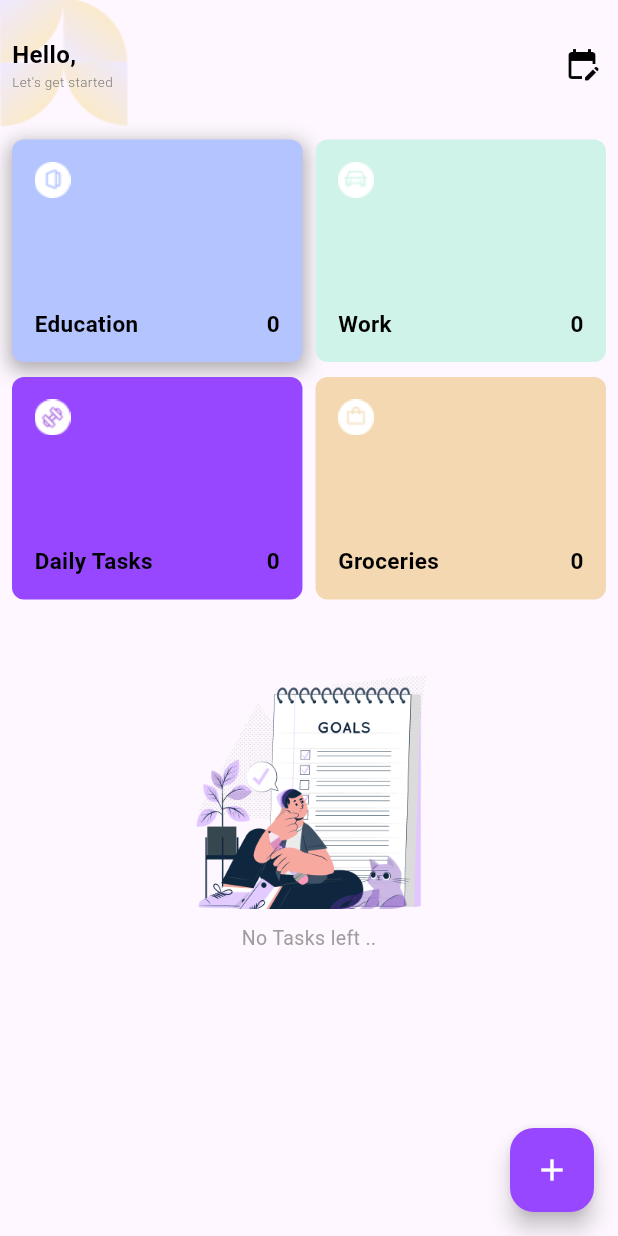
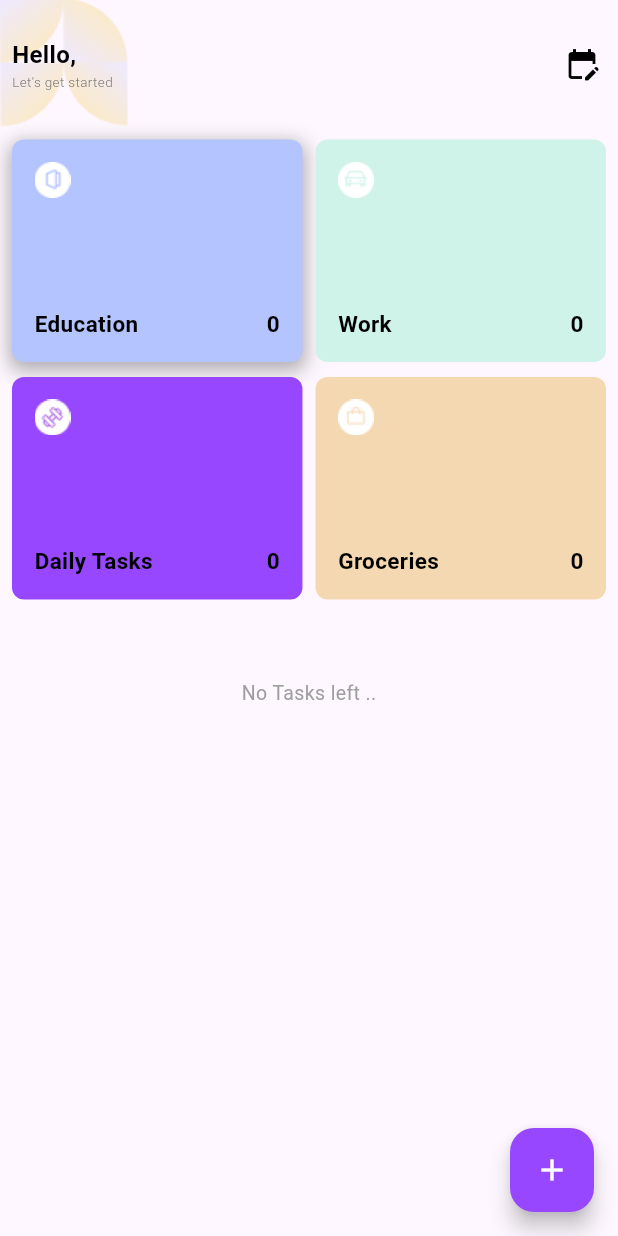
Before and after one commit to fatmakhadidja/ToDoHive, a Flutter app: the screen it shows after launch, on a phone screen of 412 x 824 dp. Run offline on Flutter 3.47's test engine with Material 3 defaults, Android fonts, the phone set to English and light mode, and no system bars; our stand-ins replace sqflite; accounts and stored records are empty.

Commit message:
changed project structure

```diff
--- a/todoapp/lib/add_task_screen.dart
+++ b/todoapp/lib/screens/add_task_screen.dart
@@ -1,6 +1,6 @@
 import 'package:flutter/material.dart';
 import 'package:todoapp/core/utils.dart';
-import 'sqldb/sqldb.dart';
+import '../sqldb/sqldb.dart';
 
 class AddTaskScreen extends StatefulWidget {
   const AddTaskScreen({super.key});
--- a/todoapp/lib/edit_task_page.dart
+++ b/todoapp/lib/screens/edit_task_page.dart
@@ -1,5 +1,5 @@
 import 'package:flutter/material.dart';
-import 'core/constants.dart';
+import '../core/constants.dart';
 import 'package:todoapp/core/utils.dart';
 
 // ignore: must_be_immutable
--- a/todoapp/lib/home_page.dart
+++ b/todoapp/lib/screens/home_page.dart
@@ -246,9 +246,7 @@ class _HomePageState extends State<HomePage> {
                                     MediaQuery.of(context).size.height * 0.4,
                                 child: Column(
                                   children: [
-                                    Image.asset(
-                                        'assets/images/illustrationNoTasks.png'),
-                                    SizedBox(height: 10),
+                                    SizedBox(height: 30),
                                     MyText(
                                         size: 13,
                                         text: 'No Tasks left ..',
--- a/todoapp/lib/main.dart
+++ b/todoapp/lib/screens/main.dart
@@ -1,7 +1,7 @@
 import 'package:flutter/material.dart';
-import 'package:todoapp/add_task_screen.dart';
-import 'package:todoapp/edit_task_page.dart';
-import 'package:todoapp/splash_screen.dart';
+import 'package:todoapp/screens/add_task_screen.dart';
+import 'package:todoapp/screens/edit_task_page.dart';
+import 'package:todoapp/screens/splash_screen.dart';
 
 void main() {
   runApp(const MyApp());
```
Also changed, not shown: todoapp/lib/core/db.dart (deleted), todoapp/lib/core/services.dart (deleted), todoapp/lib/screens/splash_screen.dart (renamed from todoapp/lib/splash_screen.dart), 5 other files.
